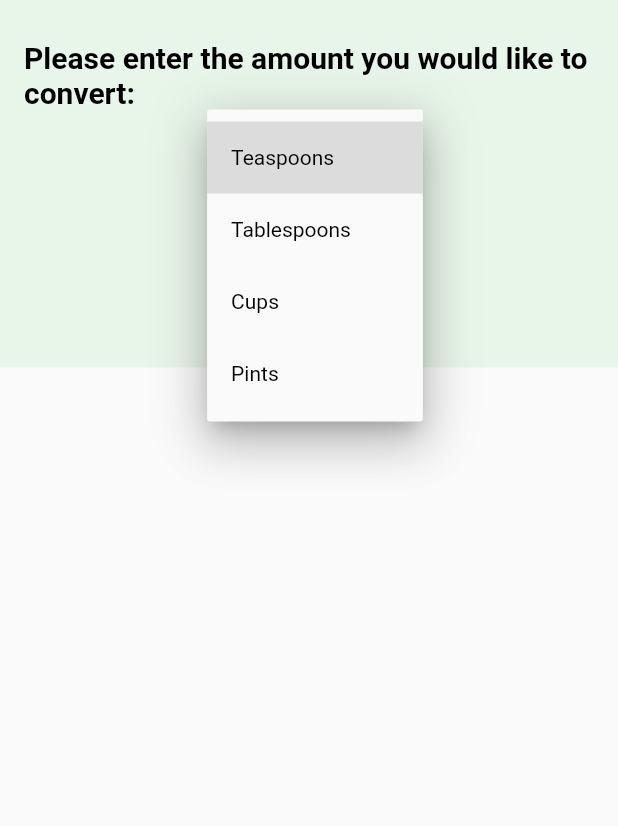
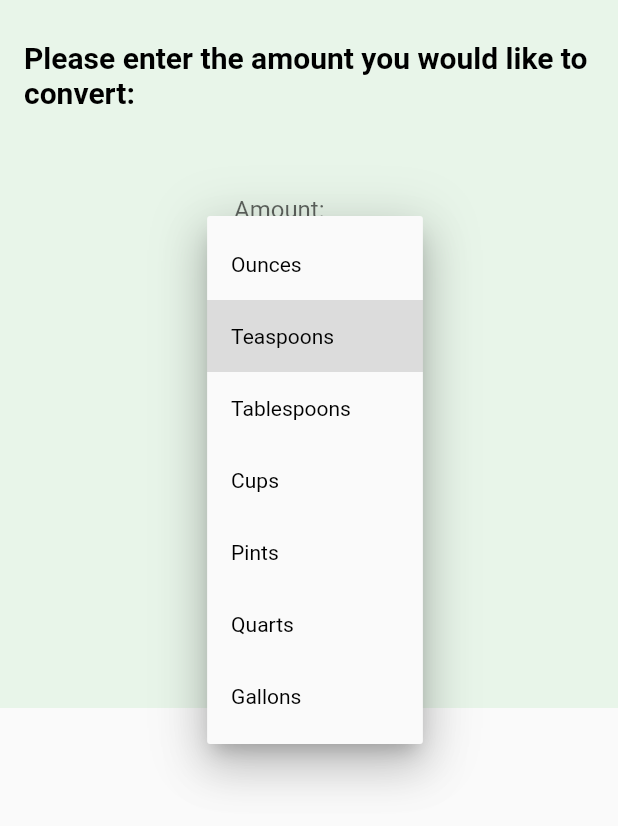
Before and after one commit to IvanESanchez/Group23LP, a Flutter app: the Converter widget shown alone on an empty page, opened directly, after a tap on "Teaspoons", on a phone screen of 412 x 824 dp. Shown: the top 826 px of the screen. Run offline on Flutter 3.47's test engine with Material 2 defaults, Android fonts, the phone set to English and light mode, and no system bars.

Commit message:
Added text entry box and conversion button to unit converter

```diff
--- a/flutter_project/my_recipe_box/lib/converter.dart
+++ b/flutter_project/my_recipe_box/lib/converter.dart
@@ -36,8 +36,72 @@ class _ConverterState extends State<Converter> {
 
             ListTile( // NOTE: DROPDOWN 1
                 title: Column(
+                    mainAxisAlignment: MainAxisAlignment.center,
+                    children: <Widget> [
+
+                      Padding(
+                        padding: EdgeInsets.all(30.0),
+                        child: Container(
+                          width: 100.0,
+                          child: TextFormField( // NOTE: text entry for amount
+                              decoration: InputDecoration(
+                                  labelText: 'Amount:'
+                              ),
+                              keyboardType: TextInputType.numberWithOptions(decimal: true)
+                          ),
+                        ),
+                      ),
+
+
+
+
+                      DropdownButton(
+
+                        value: dropdownValue,
+                        //icon: Icon(Icons.arrow_downward), NOTE: could change the icon in the dropdown here
+                        iconSize: 24,
+                        elevation: 16,
+
+                        style: TextStyle(color: Colors.black), // NOTE: This is the color of the dropdown menu text
+                        underline: Container(
+                          height: 2,
+                          color: Colors.green, // NOTE: this is the color of the underline of the dropdown
+                        ),
+                        onChanged: (String newValue) {
+                          setState(() {
+                            dropdownValue = newValue;
+                          });
+                        },
+                        items: <String>['Ounces', 'Teaspoons', 'Tablespoons', 'Cups', 'Pints', 'Quarts', 'Gallons'].map<DropdownMenuItem<String>>((String value) {
+                          return DropdownMenuItem<String>(
+                            value: value,
+                            child: Text(value),
+                          );
+                        }).toList(),
+                      ),
+
+                    ]
+                )
+
+            ),
+
+
+
+          ListTile( // NOTE: DOWN ARROW
+            title: Icon(
+                Icons.arrow_downward,
+                color: Colors.black,
+            ),
+          ),
+          ListTile( // NOTE: DROPDOWN 2
+              title: Column(
                   mainAxisAlignment: MainAxisAlignment.center,
                   children: <Widget> [
+
+
+
+
+
 
                     DropdownButton(
 
@@ -56,7 +120,7 @@ class _ConverterState extends State<Converter> {
                           dropdownValue = newValue;
                         });
                       },
-                      items: <String>['Teaspoons', 'Tablespoons', 'Cups', 'Pints'].map<DropdownMenuItem<String>>((String value) {
+                      items: <String>['Ounces', 'Teaspoons', 'Tablespoons', 'Cups', 'Pints', 'Quarts', 'Gallons'].map<DropdownMenuItem<String>>((String value) {
                         return DropdownMenuItem<String>(
                           value: value,
                           child: Text(value),
@@ -64,46 +128,30 @@ class _ConverterState extends State<Converter> {
                       }).toList(),
                     ),
 
-                ]
-            )
 
-            ),
+                    Padding(
+                      padding: EdgeInsets.all(30.0),
+                      child: RaisedButton(
+                          onPressed: () {
+                            // TODO: do the conversion
+                          },
+                          textColor: Colors.white,
+                          color: Colors.red[400],
+                          padding: const EdgeInsets.all(0.0),
+                          child: Container(
+                            decoration: const BoxDecoration(
+                            ),
+                            padding: const EdgeInsets.all(10.0),
+                            child:
+                            const Text('Convert', style: TextStyle(fontSize: 16)),
+                          ),
+                        ),
+                    ),
 
-          ListTile( // NOTE: DOWN ARROW
-            title: Icon(
-                Icons.arrow_downward,
-                color: Colors.black,
-            ),
-          ),
-          ListTile( // NOTE: DROPDOWN 2
-              title: Column(
-                  mainAxisAlignment: MainAxisAlignment.center,
-                  children: <Widget> [
 
-                    DropdownButton(
+                    // TODO: result button here
 
-                      value: dropdownValue,
-                      //icon: Icon(Icons.arrow_downward), NOTE: could change the icon in the dropdown here
-                      iconSize: 24,
-                      elevation: 16,
 
-                      style: TextStyle(color: Colors.black), // NOTE: This is the color of the dropdown menu text
-                      underline: Container(
-                        height: 2,
-                        color: Colors.green, // NOTE: this is the color of the underline of the dropdown
-                      ),
-                      onChanged: (String newValue) {
-                        setState(() {
-                          dropdownValue = newValue;
-                        });
-                      },
-                      items: <String>['Teaspoons', 'Tablespoons', 'Cups', 'Pints'].map<DropdownMenuItem<String>>((String value) {
-                        return DropdownMenuItem<String>(
-                          value: value,
-                          child: Text(value),
-                        );
-                      }).toList(),
-                    ),
 
                   ]
               )
```
